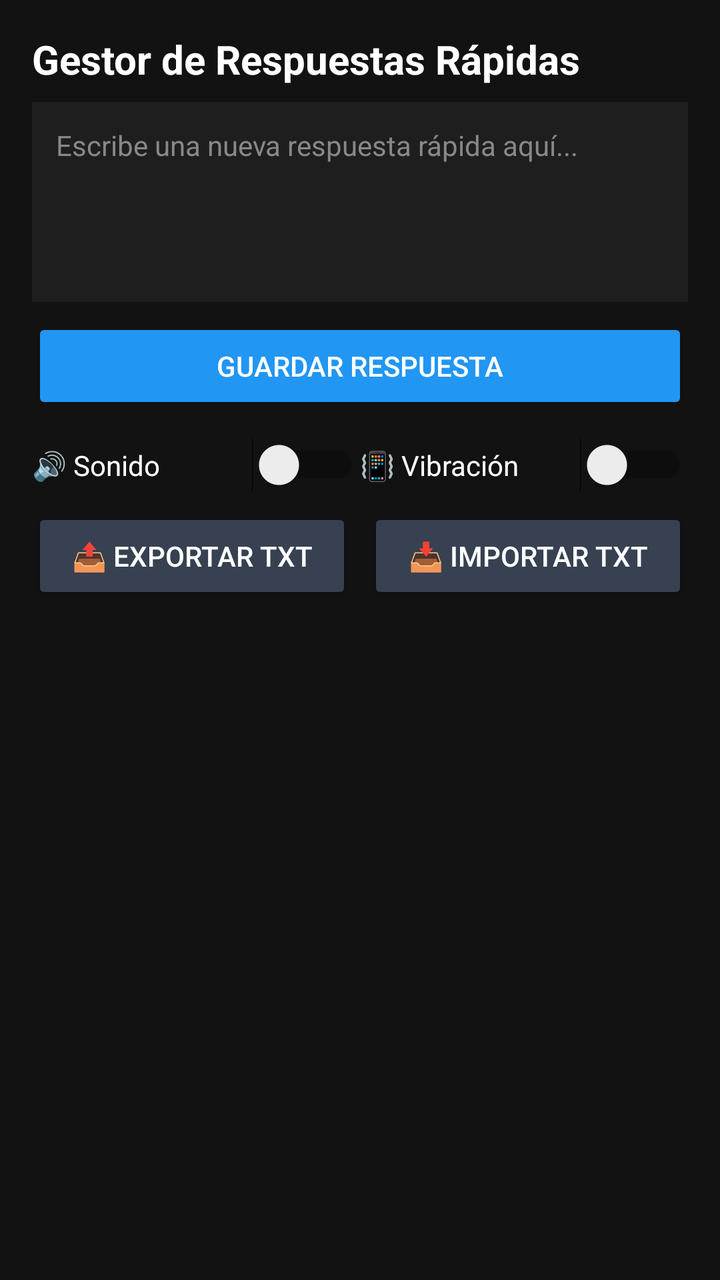
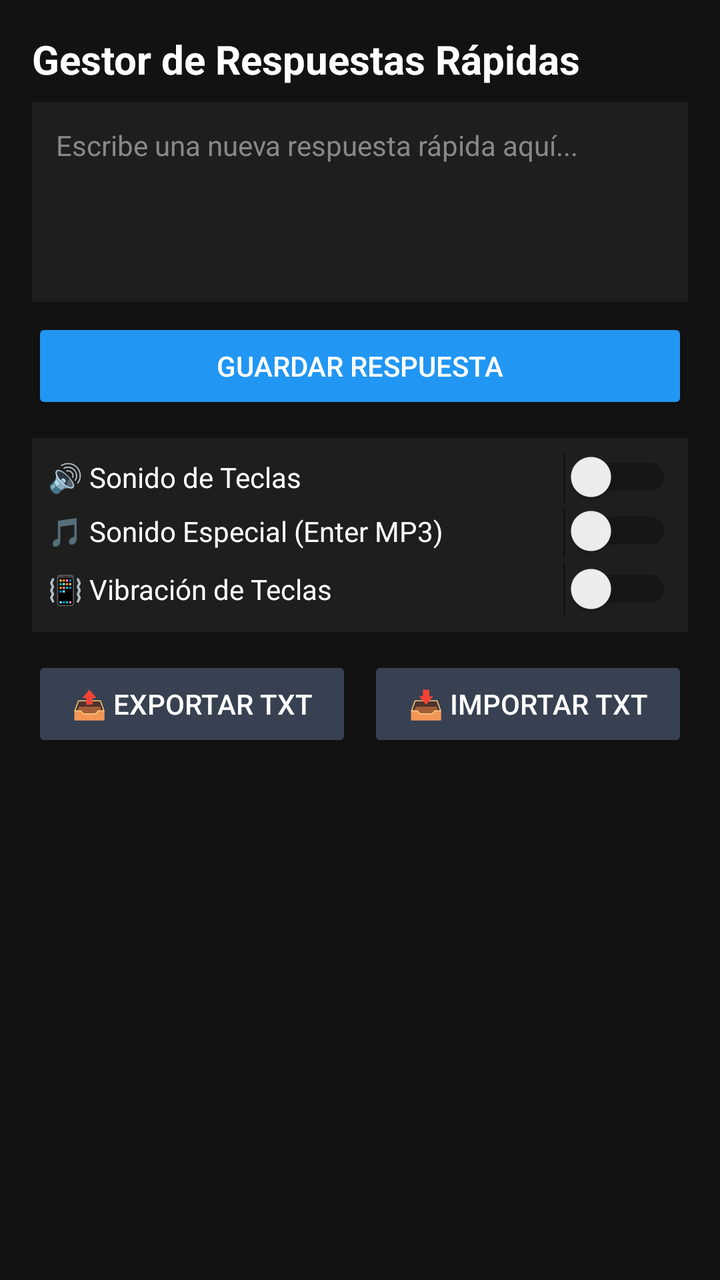

Before-and-after screenshots of an Android layout around one commit, followed by the original layout XML and the change that was made.
<!-- AndroidManifest.xml: application theme Theme.AppCompat.Light.DarkActionBar -->
<!-- res/layout/activity_main.xml -->
<?xml version="1.0" encoding="utf-8"?>
<LinearLayout xmlns:android="http://schemas.android.com/apk/res/android"
    android:layout_width="match_parent"
    android:layout_height="match_parent"
    android:orientation="vertical"
    android:padding="16dp"
    android:background="#121212">

    <TextView
        android:layout_width="match_parent"
        android:layout_height="wrap_content"
        android:text="Gestor de Respuestas Rápidas"
        android:textColor="#FFFFFF"
        android:textSize="20sp"
        android:textStyle="bold"
        android:paddingBottom="8dp"/>

    <EditText
        android:id="@+id/etNewPin"
        android:layout_width="match_parent"
        android:layout_height="100dp"
        android:background="#1E1E1E"
        android:textColor="#FFFFFF"
        android:textColorHint="#888888"
        android:hint="Escribe una nueva respuesta rápida aquí..."
        android:gravity="top|start"
        android:padding="12dp"
        android:textSize="14sp"/>

    <Button
        android:id="@+id/btnAdd"
        android:layout_width="match_parent"
        android:layout_height="wrap_content"
        android:layout_marginTop="8dp"
        android:text="Guardar Respuesta"
        android:backgroundTint="#2196F3"
        android:textColor="#FFFFFF"/>

    
    <LinearLayout
        android:layout_width="match_parent"
        android:layout_height="wrap_content"
        android:orientation="horizontal"
        android:layout_marginTop="12dp"
        android:layout_marginBottom="4dp">
        
        <Switch
            android:id="@+id/switchSound"
            android:layout_width="0dp"
            android:layout_height="wrap_content"
            android:layout_weight="1"
            android:text="🔊 Sonido"
            android:textColor="#FFFFFF" />

        <Switch
            android:id="@+id/switchVibration"
            android:layout_width="0dp"
            android:layout_height="wrap_content"
            android:layout_weight="1"
            android:text="📳 Vibración"
            android:textColor="#FFFFFF" />
    </LinearLayout>

    <LinearLayout
        android:layout_width="match_parent"
        android:layout_height="wrap_content"
        android:orientation="horizontal"
        android:layout_marginTop="4dp"
        android:layout_marginBottom="8dp">

        <Button
            android:id="@+id/btnExport"
            android:layout_width="0dp"
            android:layout_height="wrap_content"
            android:layout_weight="1"
            android:layout_marginEnd="4dp"
            android:text="📤 Exportar TXT"
            android:backgroundTint="#374151"
            android:textColor="#FFFFFF"/>

        <Button
            android:id="@+id/btnImport"
            android:layout_width="0dp"
            android:layout_height="wrap_content"
            android:layout_weight="1"
            android:layout_marginStart="4dp"
            android:text="📥 Importar TXT"
            android:backgroundTint="#374151"
            android:textColor="#FFFFFF"/>
    </LinearLayout>

    <androidx.recyclerview.widget.RecyclerView
        android:id="@+id/rvMainPins"
        android:layout_width="match_parent"
        android:layout_height="0dp"
        android:layout_weight="1"
        android:layout_marginTop="4dp"/>

</LinearLayout>
<!-- resources referenced by this layout -->
<resources>

</resources>

<!-- the commit's change to res/layout/activity_main.xml (unified diff, before → after) -->
@@ -40,24 +40,33 @@
     <LinearLayout
         android:layout_width="match_parent"
         android:layout_height="wrap_content"
-        android:orientation="horizontal"
+        android:orientation="vertical"
         android:layout_marginTop="12dp"
-        android:layout_marginBottom="4dp">
+        android:layout_marginBottom="8dp"
+        android:background="#1E1E1E"
+        android:padding="8dp">
         
         <Switch
             android:id="@+id/switchSound"
-            android:layout_width="0dp"
+            android:layout_width="match_parent"
             android:layout_height="wrap_content"
-            android:layout_weight="1"
-            android:text="🔊 Sonido"
-            android:textColor="#FFFFFF" />
+            android:text="🔊 Sonido de Teclas"
+            android:textColor="#FFFFFF" 
+            android:paddingBottom="4dp"/>
+
+        <Switch
+            android:id="@+id/switchSoundEnter"
+            android:layout_width="match_parent"
+            android:layout_height="wrap_content"
+            android:text="🎵 Sonido Especial (Enter MP3)"
+            android:textColor="#FFFFFF"
+            android:paddingBottom="4dp"/>
 
         <Switch
             android:id="@+id/switchVibration"
-            android:layout_width="0dp"
+            android:layout_width="match_parent"
             android:layout_height="wrap_content"
-            android:layout_weight="1"
-            android:text="📳 Vibración"
+            android:text="📳 Vibración de Teclas"
             android:textColor="#FFFFFF" />
     </LinearLayout>
 
